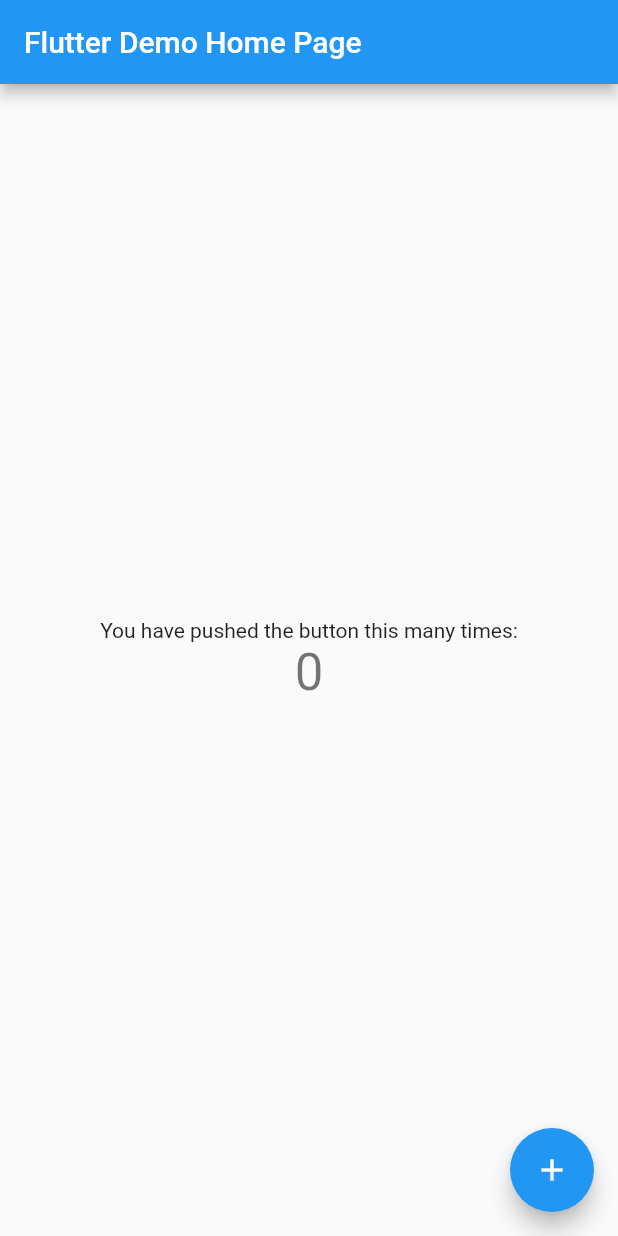
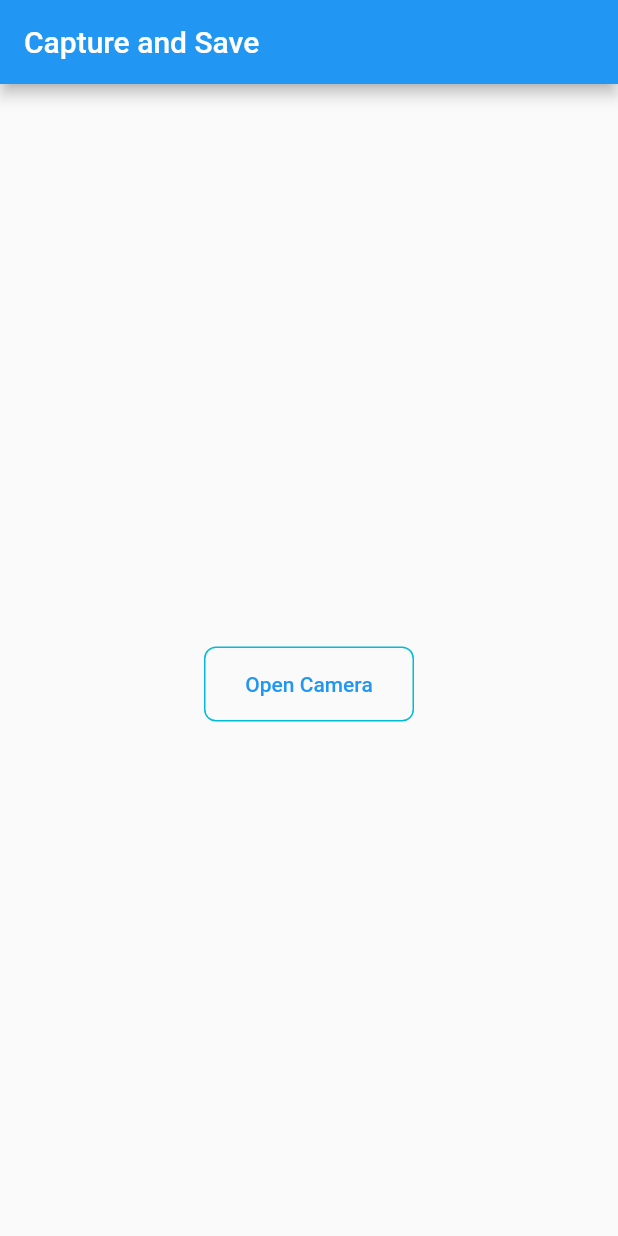
Before and after one commit to agsant/flutter_camera, a Flutter app: the screen it shows after launch, on a phone screen of 412 x 824 dp. Run offline on Flutter 3.47's test engine with Material 2 defaults, Android fonts, the phone set to English and light mode, and no system bars; our stand-ins replace camera, permission_handler.

Commit message:
capture, save, and preview

```diff
--- /dev/null
+++ b/lib/home_page.dart
@@ -0,0 +1,63 @@
+import 'package:flutter/material.dart';
+import 'package:flutter_camera/camera_page.dart';
+import 'dart:io';
+
+class HomePage extends StatelessWidget {
+  final String? imagePath;
+
+  HomePage({this.imagePath});
+
+  @override
+  Widget build(BuildContext context) {
+    return Scaffold(
+      appBar: AppBar(
+        title: Text("Capture and Save"),
+        automaticallyImplyLeading: false,
+      ),
+      body: Container(
+        width: double.infinity,
+        padding: EdgeInsets.all(8),
+        child: Column(
+          crossAxisAlignment: CrossAxisAlignment.center,
+          mainAxisAlignment: MainAxisAlignment.center,
+          children: [
+            _getImageWidget(),
+            SizedBox(height: 32),
+            _getButtonCamera(context),
+          ],
+        ),
+      ),
+    );
+  }
+
+  Widget _getImageWidget() {
+    if (this.imagePath == null) return Container();
+
+    return Container(
+      child: Image.file(
+        File(this.imagePath ?? ""),
+        width: 200,
+        fit: BoxFit.fitWidth,
+      ),
+    );
+  }
+
+  Widget _getButtonCamera(BuildContext context) {
+    return Container(
+      width: 140,
+      decoration: BoxDecoration(
+        border: Border.all(color: Colors.cyan),
+        borderRadius: BorderRadius.all(Radius.circular(8)),
+      ),
+      child: TextButton(
+        child: Text("Open Camera"),
+        onPressed: () {
+          Navigator.push(
+            context,
+            MaterialPageRoute(builder: (context) => CameraPage()),
+          );
+        },
+      ),
+    );
+  }
+}
--- a/lib/main.dart
+++ b/lib/main.dart
@@ -1,6 +1,16 @@
+import 'package:camera/camera.dart';
 import 'package:flutter/material.dart';
+import 'package:flutter_camera/home_page.dart';
 
-void main() {
+List<CameraDescription> cameras = [];
+
+void main() async {
+  WidgetsFlutterBinding.ensureInitialized();
+  try {
+    cameras = await availableCameras();
+  } on CameraException catch (e) {
+    print('Error in fetching the cameras: $e');
+  }
   runApp(MyApp());
 }
 
@@ -22,92 +32,7 @@ class MyApp extends StatelessWidget {
         // is not restarted.
         primarySwatch: Colors.blue,
       ),
-      home: MyHomePage(title: 'Flutter Demo Home Page'),
+      home: HomePage(),
     );
   }
 }
-
-class MyHomePage extends StatefulWidget {
-  MyHomePage({Key? key, required this.title}) : super(key: key);
-
-  // This widget is the home page of your application. It is stateful, meaning
-  // that it has a State object (defined below) that contains fields that affect
-  // how it looks.
-
-  // This class is the configuration for the state. It holds the values (in this
-  // case the title) provided by the parent (in this case the App widget) and
-  // used by the build method of the State. Fields in a Widget subclass are
-  // always marked "final".
-
-  final String title;
-
-  @override
-  _MyHomePageState createState() => _MyHomePageState();
-}
-
-class _MyHomePageState extends State<MyHomePage> {
-  int _counter = 0;
-
-  void _incrementCounter() {
-    setState(() {
-      // This call to setState tells the Flutter framework that something has
-      // changed in this State, which causes it to rerun the build method below
-      // so that the display can reflect the updated values. If we changed
-      // _counter without calling setState(), then the build method would not be
-      // called again, and so nothing would appear to happen.
-      _counter++;
-    });
-  }
-
-  @override
-  Widget build(BuildContext context) {
-    // This method is rerun every time setState is called, for instance as done
-    // by the _incrementCounter method above.
-    //
-    // The Flutter framework has been optimized to make rerunning build methods
-    // fast, so that you can just rebuild anything that needs updating rather
-    // than having to individually change instances of widgets.
-    return Scaffold(
-      appBar: AppBar(
-        // Here we take the value from the MyHomePage object that was created by
-        // the App.build method, and use it to set our appbar title.
-        title: Text(widget.title),
-      ),
-      body: Center(
-        // Center is a layout widget. It takes a single child and positions it
-        // in the middle of the parent.
-        child: Column(
-          // Column is also a layout widget. It takes a list of children and
-          // arranges them vertically. By default, it sizes itself to fit its
-          // children horizontally, and tries to be as tall as its parent.
-          //
-          // Invoke "debug painting" (press "p" in the console, choose the
-          // "Toggle Debug Paint" action from the Flutter Inspector in Android
-          // Studio, or the "Toggle Debug Paint" command in Visual Studio Code)
-          // to see the wireframe for each widget.
-          //
-          // Column has various properties to control how it sizes itself and
-          // how it positions its children. Here we use mainAxisAlignment to
-          // center the children vertically; the main axis here is the vertical
-          // axis because Columns are vertical (the cross axis would be
-          // horizontal).
-          mainAxisAlignment: MainAxisAlignment.center,
-          children: <Widget>[
-            Text(
-              'You have pushed the button this many times:',
-            ),
-            Text(
-              '$_counter',
-              style: Theme.of(context).textTheme.headline4,
-            ),
-          ],
-        ),
-      ),
-      floatingActionButton: FloatingActionButton(
-        onPressed: _incrementCounter,
-        tooltip: 'Increment',
-        child: Icon(Icons.add),
-      ), // This trailing comma makes auto-formatting nicer for build methods.
-    );
-  }
-}
--- a/pubspec.yaml
+++ b/pubspec.yaml
@@ -18,11 +18,14 @@ publish_to: 'none' # Remove this line if you wish to publish to pub.dev
 version: 1.0.0+1
 
 environment:
-  sdk: ">=2.12.0 <3.0.0"
+  sdk: ">=2.15.0 <3.0.0"
 
 dependencies:
   flutter:
     sdk: flutter
+  camera: ^0.9.4+9
+  permission_handler: ^9.2.0
+  path_provider: ^2.0.5
 
 
   # The following adds the Cupertino Icons font to your application.
```
Also changed, not shown: lib/camera_page.dart (added, +285 -0 lines), lib/image_preview_page.dart (added, +69 -0 lines), pubspec.lock, 2 other files.
